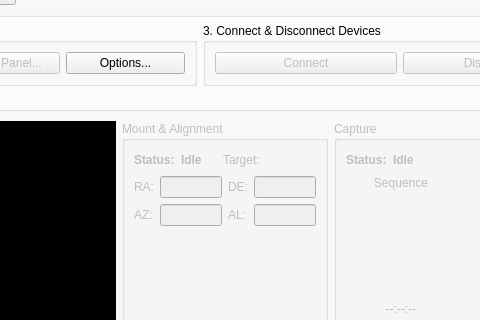
First picture: the form in kstars/ekos/ekosmanager.ui, repository KDE/kstars, before the edit; both pictures show x 227 to 707 and y 101 to 421 of the 868 by 683 pixel window.
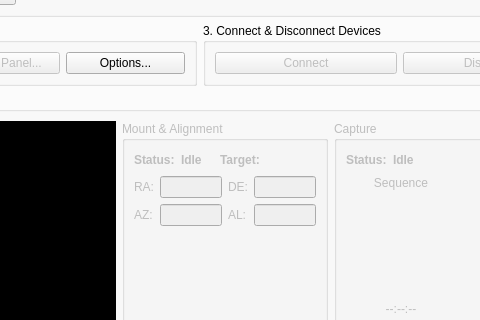
Second picture: the form after the edit. Icons and pictures are not drawn. Custom widgets are drawn as their Qt base class.

Commit message: Make target bold

Patch:
```diff
--- a/kstars/ekos/ekosmanager.ui
+++ b/kstars/ekos/ekosmanager.ui
@@ -403,6 +403,9 @@
                       </item>
                       <item>
                        <widget class="QLabel" name="label_3">
+                        <property name="styleSheet">
+                         <string notr="true">font-weight:bold;</string>
+                        </property>
                         <property name="text">
                          <string>Target:</string>
                         </property>
```
